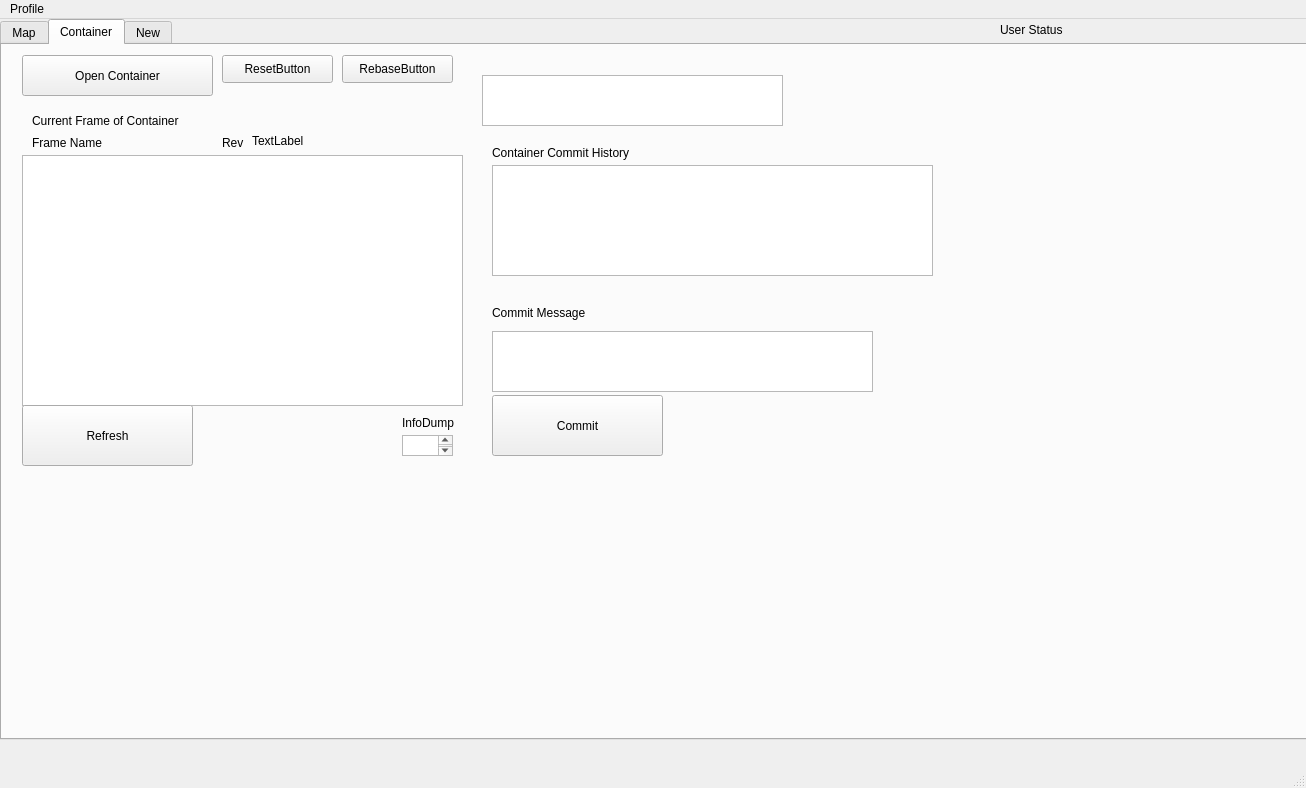
Before: the Qt Designer form Graphics/SagaGui.ui in inexplicable01/saga, drawn with Qt 5.
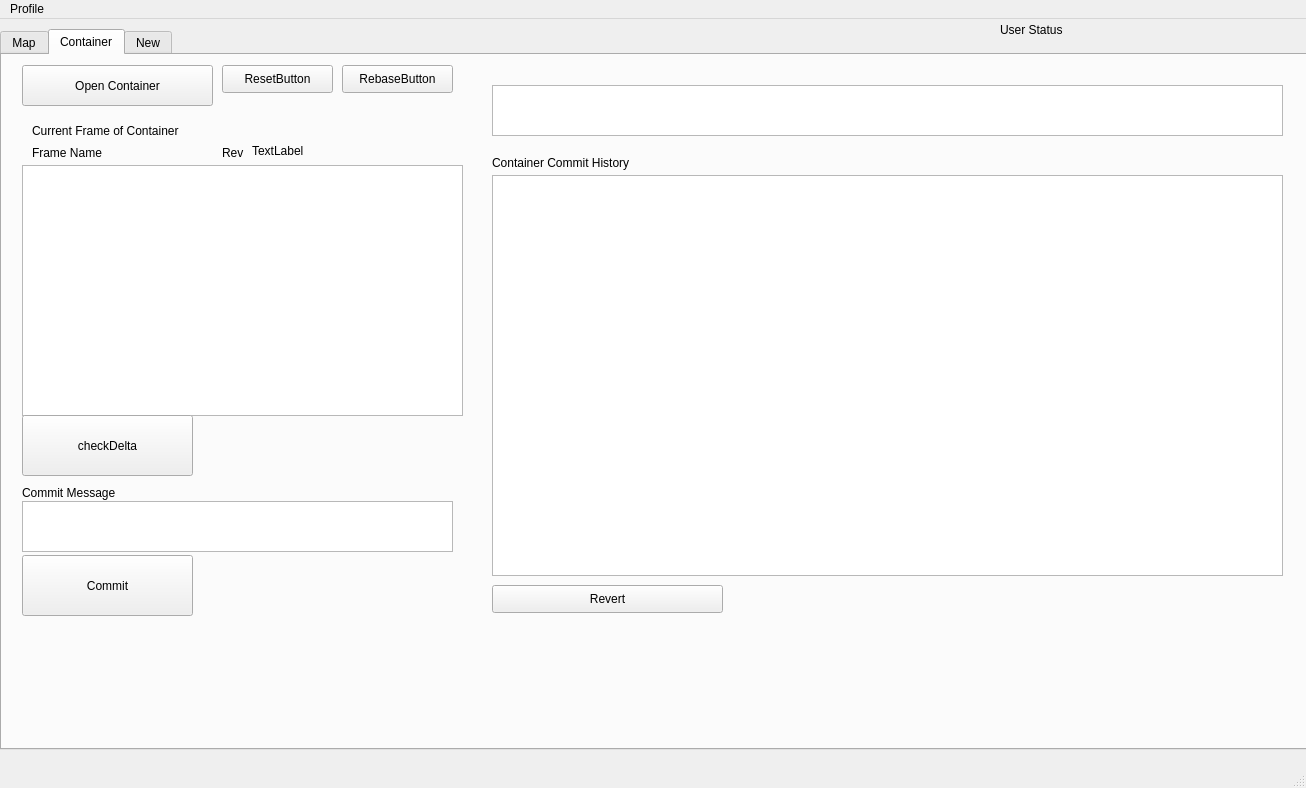
After: the same form once the commit is applied.

Commit message:
Added Revert ability , Updated Container history
Added Revert ability , Updated Container history

Patch:
```diff
--- a/Graphics/SagaGui.ui
+++ b/Graphics/SagaGui.ui
@@ -34,7 +34,7 @@
     <property name="geometry">
      <rect>
       <x>0</x>
-      <y>0</y>
+      <y>10</y>
       <width>1351</width>
       <height>721</height>
      </rect>
@@ -171,9 +171,9 @@
      <widget class="QTextBrowser" name="frametextBrowser">
       <property name="geometry">
        <rect>
-        <x>480</x>
+        <x>490</x>
         <y>30</y>
-        <width>301</width>
+        <width>791</width>
         <height>51</height>
        </rect>
       </property>
@@ -191,16 +191,6 @@
        <string>Container Commit History</string>
       </property>
      </widget>
-     <widget class="QTextBrowser" name="commithist">
-      <property name="geometry">
-       <rect>
-        <x>490</x>
-        <y>120</y>
-        <width>441</width>
-        <height>111</height>
-       </rect>
-      </property>
-     </widget>
      <widget class="QGraphicsView" name="frameView">
       <property name="geometry">
        <rect>
@@ -260,24 +250,24 @@
        </rect>
       </property>
       <property name="text">
-       <string>Refresh</string>
+       <string>checkDelta</string>
       </property>
      </widget>
      <widget class="QTextEdit" name="commitmsgEdit">
       <property name="geometry">
        <rect>
-        <x>490</x>
-        <y>286</y>
-        <width>381</width>
-        <height>61</height>
+        <x>20</x>
+        <y>446</y>
+        <width>431</width>
+        <height>51</height>
        </rect>
       </property>
      </widget>
      <widget class="QLabel" name="label_4">
       <property name="geometry">
        <rect>
-        <x>490</x>
-        <y>260</y>
+        <x>20</x>
+        <y>430</y>
         <width>421</width>
         <height>16</height>
        </rect>
@@ -289,8 +279,8 @@
      <widget class="QPushButton" name="commitBttn">
       <property name="geometry">
        <rect>
-        <x>490</x>
-        <y>350</y>
+        <x>20</x>
+        <y>500</y>
         <width>171</width>
         <height>61</height>
        </rect>
@@ -299,29 +289,6 @@
        <string>Commit</string>
       </property>
      </widget>
-     <widget class="QLabel" name="label_5">
-      <property name="geometry">
-       <rect>
-        <x>400</x>
-        <y>370</y>
-        <width>111</width>
-        <height>16</height>
-       </rect>
-      </property>
-      <property name="text">
-       <string>InfoDump</string>
-      </property>
-     </widget>
-     <widget class="QTextBrowser" name="infodump">
-      <property name="geometry">
-       <rect>
-        <x>400</x>
-        <y>390</y>
-        <width>51</width>
-        <height>21</height>
-       </rect>
-      </property>
-     </widget>
      <widget class="QPushButton" name="rebasebutton">
       <property name="geometry">
        <rect>
@@ -335,6 +302,38 @@
        <string>RebaseButton</string>
       </property>
      </widget>
+     <widget class="QPushButton" name="revertbttn">
+      <property name="geometry">
+       <rect>
+        <x>490</x>
+        <y>530</y>
+        <width>231</width>
+        <height>28</height>
+       </rect>
+      </property>
+      <property name="text">
+       <string>Revert</string>
+      </property>
+     </widget>
+     <widget class="QTableView" name="commithisttable">
+      <property name="geometry">
+       <rect>
+        <x>490</x>
+        <y>120</y>
+        <width>791</width>
+        <height>401</height>
+       </rect>
+      </property>
+      <attribute name="horizontalHeaderDefaultSectionSize">
+       <number>80</number>
+      </attribute>
+      <attribute name="verticalHeaderDefaultSectionSize">
+       <number>24</number>
+      </attribute>
+      <attribute name="verticalHeaderMinimumSectionSize">
+       <number>12</number>
+      </attribute>
+     </widget>
     </widget>
     <widget class="QWidget" name="New">
      <attribute name="title">
```
The commit also changes 15 other files.
